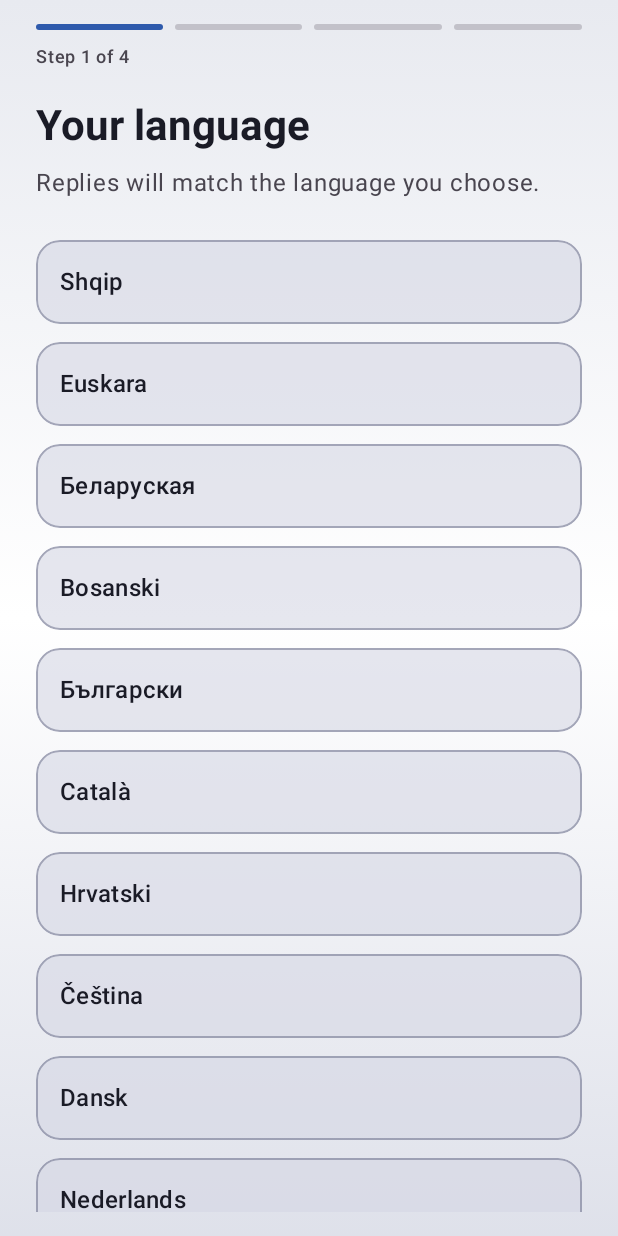
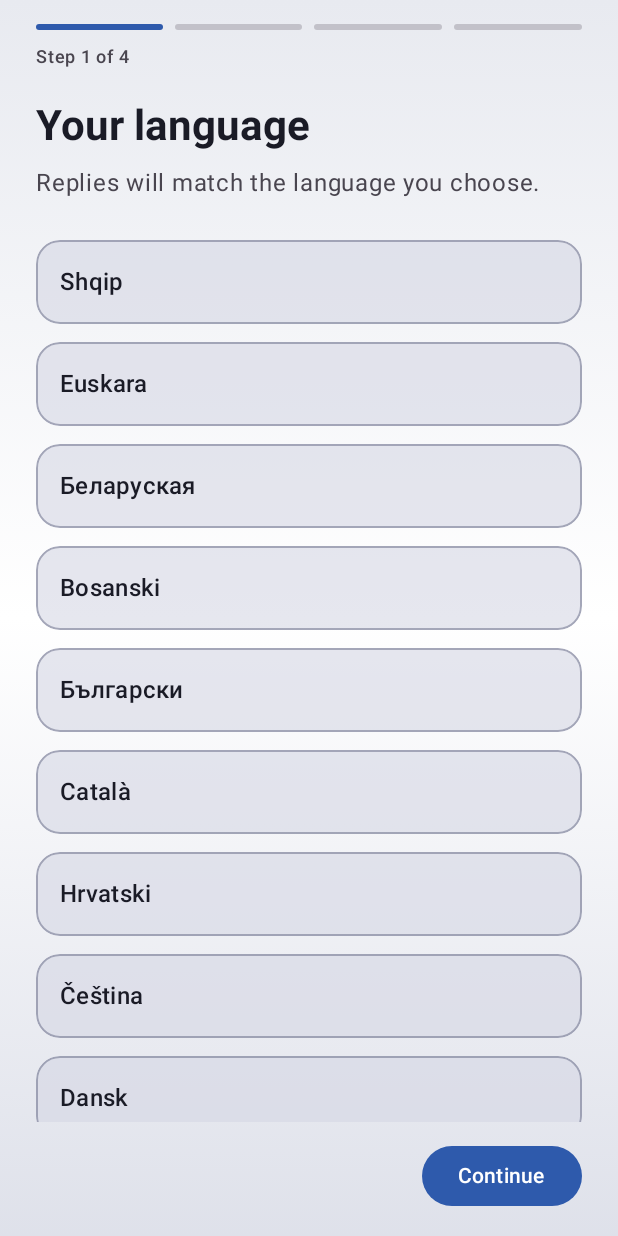
Before and after one commit to Airuxn/LocalChat, an Android app built with Jetpack Compose: the screen it shows after launch (MainActivity), on a phone screen of 412 x 824 dp. Run offline under Robolectric (Android 15) with nearby library versions, the phone set to English and light mode, and no system bars; our stand-ins replace Room's generated code.

Commit message:
v2.2.1: Fix onboarding Continue button pushed off-screen
AnimatedContent lacked weight(1f), so the 37-language list expanded
past the viewport and hid the Continue row. Pin actions bar with
navigationBarsPadding for edge-to-edge.

Co-authored-by: Michaël VH <Airuxn@users.noreply.github.com>

```diff
--- a/app/build.gradle.kts
+++ b/app/build.gradle.kts
@@ -14,8 +14,8 @@ android {
         applicationId = "com.localllm.chat"
         minSdk = 26
         targetSdk = 36
-        versionCode = 6
-        versionName = "2.2.0"
+        versionCode = 7
+        versionName = "2.2.1"
         ndk {
             abiFilters += listOf("arm64-v8a")
         }
--- a/app/src/main/java/com/localllm/chat/ui/onboarding/OnboardingScreen.kt
+++ b/app/src/main/java/com/localllm/chat/ui/onboarding/OnboardingScreen.kt
@@ -21,6 +21,7 @@ import androidx.compose.foundation.layout.fillMaxSize
 import androidx.compose.foundation.layout.fillMaxWidth
 import androidx.compose.foundation.layout.height
 import androidx.compose.foundation.layout.padding
+import androidx.compose.foundation.layout.navigationBarsPadding
 import androidx.compose.foundation.layout.size
 import androidx.compose.foundation.rememberScrollState
 import androidx.compose.foundation.shape.CircleShape
@@ -89,19 +90,23 @@ fun OnboardingScreen(
             Column(
                 Modifier
                     .fillMaxSize()
-                    .padding(horizontal = 24.dp, vertical = 16.dp),
+                    .padding(horizontal = 24.dp, vertical = 16.dp)
+                    .navigationBarsPadding(),
             ) {
                 StepIndicator(state.step)
                 Spacer(Modifier.height(20.dp))
                 AnimatedContent(
                     targetState = state.step,
+                    modifier = Modifier
+                        .weight(1f)
+                        .fillMaxWidth(),
                     transitionSpec = {
                         (slideInHorizontally { it / 3 } + fadeIn()) togetherWith
                             (slideOutHorizontally { -it / 3 } + fadeOut())
                     },
                     label = "onboarding-step",
                 ) { step ->
-                    Column(Modifier.weight(1f)) {
+                    Column(Modifier.fillMaxSize()) {
                         Text(
                             stepTitle(step),
                             style = MaterialTheme.typography.headlineMedium.copy(fontWeight = FontWeight.Bold),
@@ -115,6 +120,7 @@ fun OnboardingScreen(
                         Column(
                             Modifier
                                 .weight(1f)
+                                .fillMaxWidth()
                                 .verticalScroll(rememberScrollState()),
                         ) {
                             when (step) {
@@ -136,7 +142,9 @@ fun OnboardingScreen(
                 }
 
                 Row(
-                    Modifier.fillMaxWidth(),
+                    Modifier
+                        .fillMaxWidth()
+                        .padding(top = 12.dp),
                     horizontalArrangement = Arrangement.SpaceBetween,
                     verticalAlignment = Alignment.CenterVertically,
                 ) {
```
